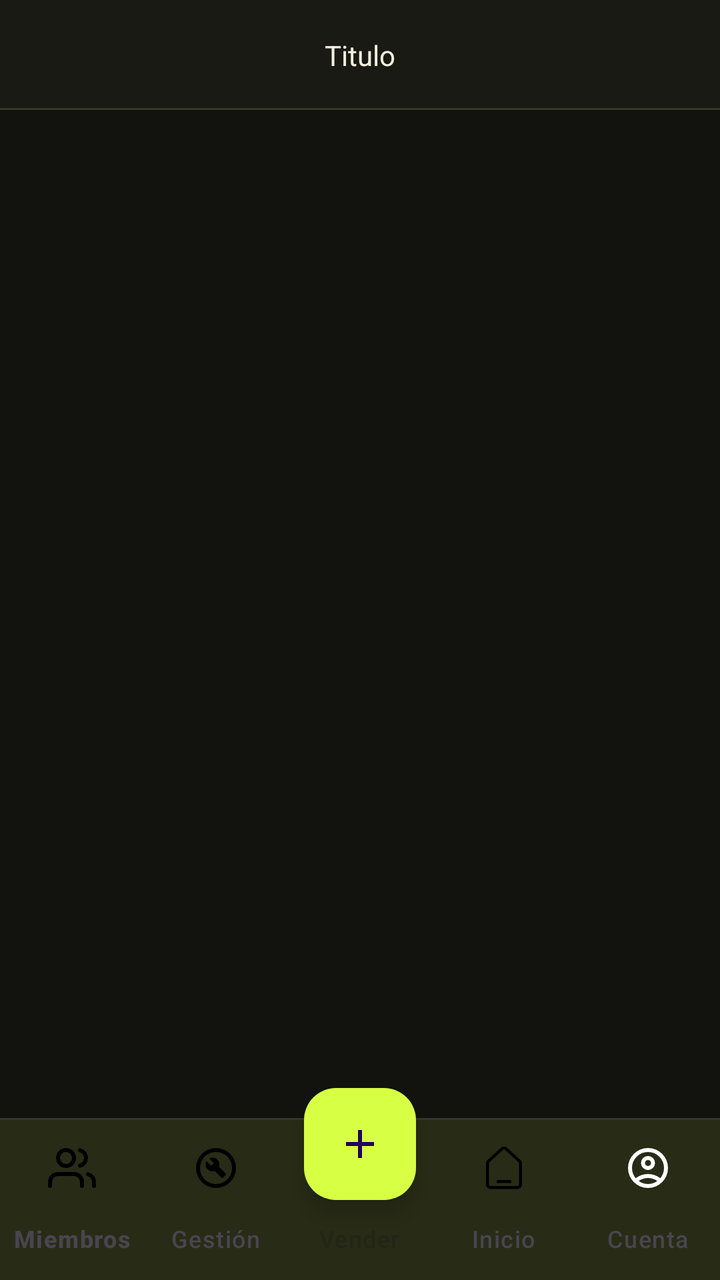
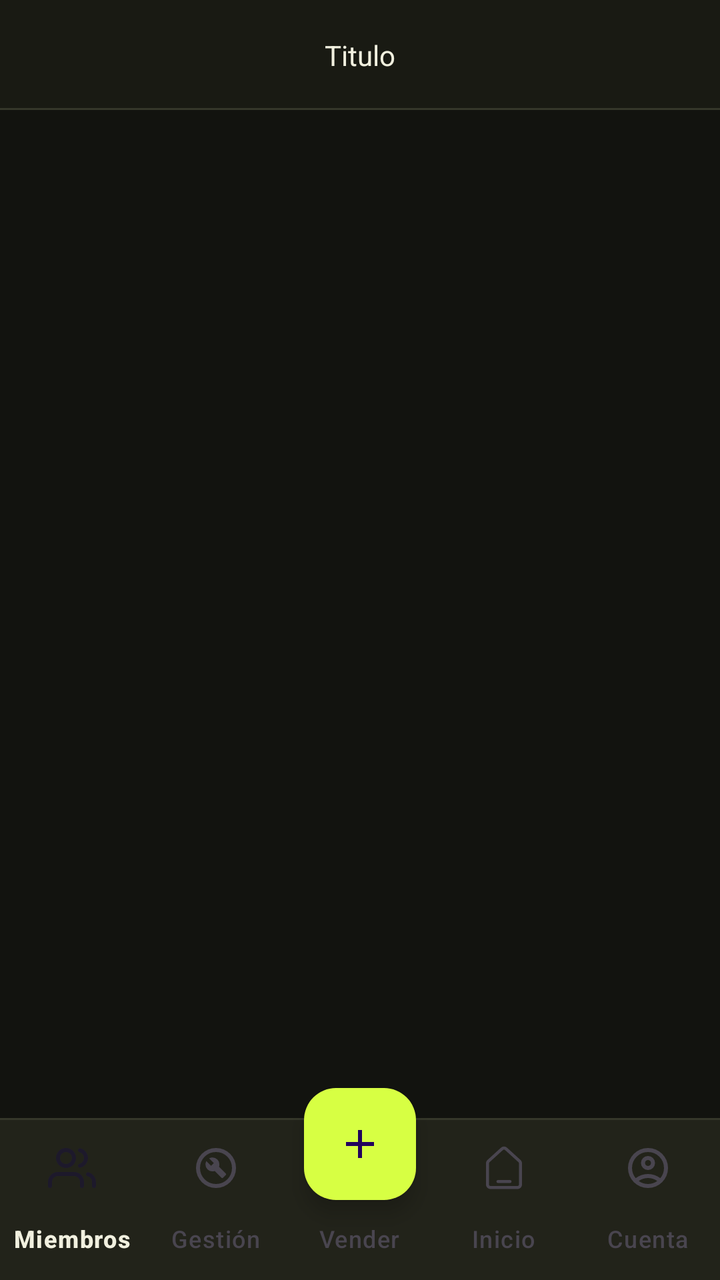

An Android layout rendered at two revisions. The XML below is the earlier revision; the diff shows what the commit changed to produce the second picture.
<!-- AndroidManifest.xml: application theme Theme.AppGimnasio -->
<!-- res/layout/activity_main.xml -->
<?xml version="1.0" encoding="utf-8"?>
<RelativeLayout
    xmlns:android="http://schemas.android.com/apk/res/android"
    xmlns:app="http://schemas.android.com/apk/res-auto"
    xmlns:tools="http://schemas.android.com/tools"
    android:id="@+id/main"
    android:layout_width="match_parent"
    android:layout_height="match_parent"
    android:background="@color/app_background"
    tools:context=".MainActivity">

    <RelativeLayout
        android:id="@+id/ToolbarRL"
        android:layout_width="match_parent"
        android:layout_height="55dp"
        android:background="@color/surface">

        <TextView
            android:id="@+id/TituloRL"
            android:text="@string/TituloRL"
            android:layout_width="wrap_content"
            android:layout_height="wrap_content"
            android:layout_centerInParent="true"
            android:textColor="@color/text_primary"/>

        <View
            android:layout_width="match_parent"
            android:layout_height="1dp"
            android:background="@color/outline"
            android:layout_alignParentBottom="true"/>
    </RelativeLayout>

    <FrameLayout
        android:id="@+id/FragmentL1"
        android:layout_below="@+id/ToolbarRL"
        android:layout_width="match_parent"
        android:layout_height="match_parent"
        android:layout_above="@id/View1" />

    <View
        android:id="@+id/View1"
        android:layout_width="match_parent"
        android:layout_height="1dp"
        android:background="@color/outline"
        android:layout_above="@+id/BottomNV"/>

    <com.google.android.material.bottomnavigation.BottomNavigationView
        android:id="@+id/BottomNV"
        android:layout_width="match_parent"
        android:layout_height="wrap_content"
        android:layout_alignParentBottom="true"
        app:menu="@menu/mi_menu"
        app:labelVisibilityMode="labeled"
        android:background="@color/surface"
        app:itemActiveIndicatorStyle="@color/material_on_surface_disabled"
        app:itemIconTint="@color/navigation_item_tint"
        app:itemTextColor="@color/navigation_item_tint"
        />

    <com.google.android.material.floatingactionbutton.FloatingActionButton
        android:id="@+id/FAB"
        android:layout_width="match_parent"
        android:layout_height="wrap_content"
        android:src="@drawable/ic_agregar"
        android:backgroundTint="@color/lime"
        android:tint="@color/on_lime"
        android:layout_alignParentBottom="true"
        android:layout_centerHorizontal="true"
        android:layout_marginBottom="40dp"
        />

</RelativeLayout>
<!-- resources referenced by this layout -->
<resources>
  <color name="app_background">#FF12130F</color>
  <color name="lime">#FFD7FF43</color>
  <color name="on_lime">#FF151609</color>
  <color name="outline">#FF35372A</color>
  <color name="surface">#FF191A13</color>
  <color name="text_primary">#FFF1F0DF</color>
  <!-- drawable ic_agregar (drawable) -->
  <vector xmlns:android="http://schemas.android.com/apk/res/android" android:height="24dp" android:tint="#FFFFFF" android:viewportHeight="960" android:viewportWidth="960" android:width="24dp">
        
      <path android:fillColor="@android:color/white" android:pathData="M440,520L200,520L200,440L440,440L440,200L520,200L520,440L760,440L760,520L520,520L520,760L440,760L440,520Z"/>
      
  </vector>
  <string name="TituloRL">Titulo</string>
  <style name="Theme.AppGimnasio" parent="Base.Theme.AppGimnasio" />
  <style name="Base.Theme.AppGimnasio" parent="Theme.Material3.DayNight.NoActionBar">
          <item name="android:windowBackground">@color/app_background</item>
          <item name="android:navigationBarColor">@color/surface</item>
          <item name="android:statusBarColor">@color/app_background</item>
          <item name="android:windowLightStatusBar">false</item>
          <item name="colorPrimary">@color/lime</item>
          <item name="colorOnPrimary">@color/on_lime</item>
          <item name="colorSecondary">@color/lime_dark</item>
          <item name="colorSurface">@color/surface</item>
          <item name="colorOnSurface">@color/text_primary</item>
      </style>
  <color name="lime_dark">#FFB8DB32</color>
</resources>

<!-- the commit's change to res/layout/activity_main.xml (unified diff, before → after) -->
@@ -51,10 +51,7 @@
         android:layout_alignParentBottom="true"
         app:menu="@menu/mi_menu"
         app:labelVisibilityMode="labeled"
-        android:background="@color/surface"
-        app:itemActiveIndicatorStyle="@color/material_on_surface_disabled"
-        app:itemIconTint="@color/navigation_item_tint"
-        app:itemTextColor="@color/navigation_item_tint"
+        android:background="@color/surface_variant"
         />
 
     <com.google.android.material.floatingactionbutton.FloatingActionButton
<!-- resource entries referenced after the edit -->
@@ -5,6 +5,7 @@
   <color name="on_lime">#FF151609</color>
   <color name="outline">#FF35372A</color>
   <color name="surface">#FF191A13</color>
+  <color name="surface_variant">#FF22231A</color>
   <color name="text_primary">#FFF1F0DF</color>
   <!-- drawable ic_agregar (drawable) -->
   <vector xmlns:android="http://schemas.android.com/apk/res/android" android:height="24dp" android:tint="#FFFFFF" android:viewportHeight="960" android:viewportWidth="960" android:width="24dp">
